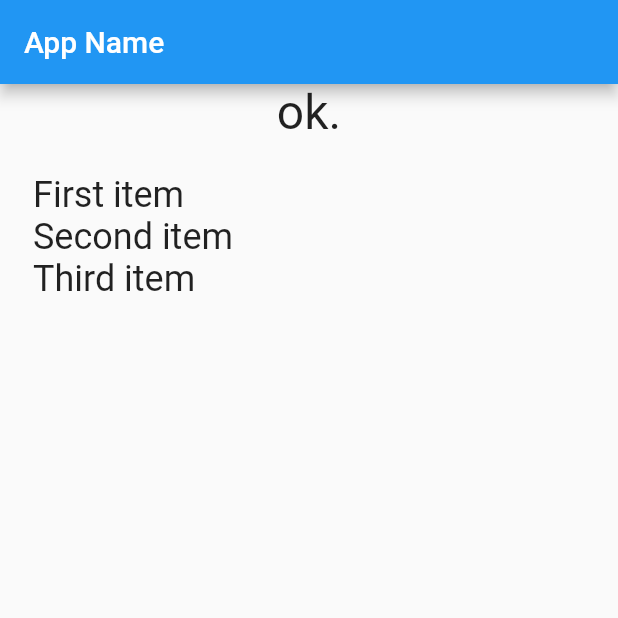
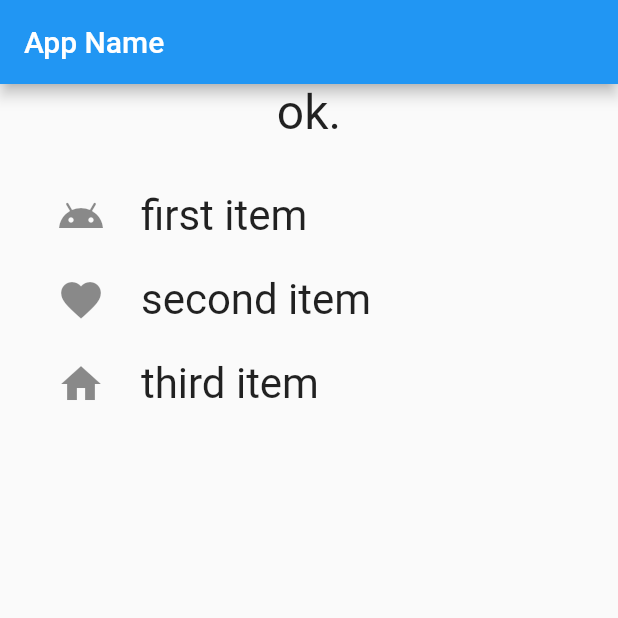
Before and after one commit to uni51/flutter_tsuyano_app_01, a Flutter app: the screen it shows after launch, on a phone screen of 412 x 824 dp, the top half of it. Run offline on Flutter 3.47's test engine with Material 2 defaults, Android fonts, the phone set to English and light mode, and no system bars.

Commit message:
4-1-5 ListTile

```diff
--- a/lib/main.dart
+++ b/lib/main.dart
@@ -28,6 +28,7 @@
 
 class _MyHomePageState extends State<MyHomePage> {
   static var _message = 'ok.';
+  static var _index = 0;
 
   @override
   Widget build(BuildContext context) {
@@ -47,15 +48,38 @@
             shrinkWrap: true,
             padding: const EdgeInsets.all(22.0),
 
-            children: const <Widget>[
-              Text('First item',
-                style: TextStyle(fontSize: 24.0),
+            children: <Widget>[
+              ListTile(
+                leading: const Icon(Icons.android, size:32),
+                title: const Text('first item',
+                    style: TextStyle(fontSize: 28)),
+                selected: _index == 1,
+                onTap: () {
+                  _index = 1;
+                  tapTile();
+                },
               ),
-              Text('Second item',
-                style: TextStyle(fontSize: 24.0),
+
+              ListTile(
+                leading: const Icon(Icons.favorite, size:32),
+                title: const Text('second item',
+                    style: TextStyle(fontSize: 28)),
+                selected: _index == 2,
+                onTap: () {
+                  _index = 2;
+                  tapTile();
+                },
               ),
-              Text('Third item',
-                style: TextStyle(fontSize: 24.0),
+
+              ListTile(
+                leading: const Icon(Icons.home, size:32),
+                title: const Text('third item',
+                    style: TextStyle(fontSize: 28)),
+                selected: _index == 3,
+                onTap: () {
+                  _index = 3;
+                  tapTile();
+                },
               ),
             ]
           )
@@ -63,4 +87,11 @@
       )
     );
   }
+
+  void tapTile() {
+    setState(() {
+      _message = 'you tapped: No, $_index.';
+    });
+
+  }
 }
```
